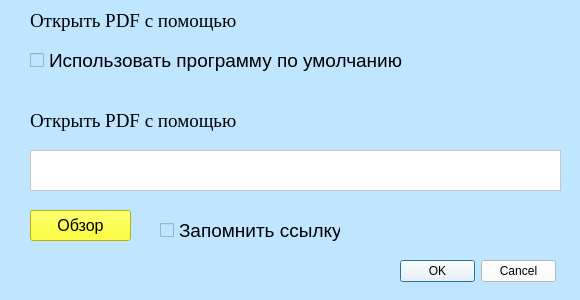
Above: patch_to_PDF_form.ui from EfimTishkovski/Draw_storage before the change. Below: the same form after it.
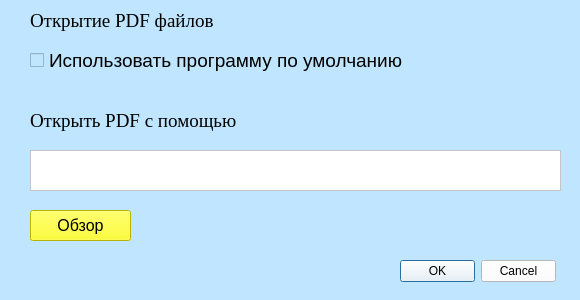
That is the form after the change. Icons and pictures are not drawn.

Commit message: Работа над выбором программы для открытия pdf файлов. Почти завершено, может сделать загрузку настроек при запуске программы?

Patch:
```diff
--- a/patch_to_PDF_form.ui
+++ b/patch_to_PDF_form.ui
@@ -70,7 +70,7 @@
     <string notr="true">font: 14pt &quot;Times New Roman&quot;;</string>
    </property>
    <property name="text">
-    <string>Открыть PDF с помощью</string>
+    <string>Открытие PDF файлов</string>
    </property>
   </widget>
   <widget class="QPushButton" name="overview_pushButton">
@@ -99,24 +99,6 @@
     <string>Обзор</string>
    </property>
   </widget>
-  <widget class="QCheckBox" name="memory_link_checkBox">
-   <property name="geometry">
-    <rect>
-     <x>160</x>
-     <y>210</y>
-     <width>181</width>
-     <height>41</height>
-    </rect>
-   </property>
-   <property name="font">
-    <font>
-     <pointsize>14</pointsize>
-    </font>
-   </property>
-   <property name="text">
-    <string>Запомнить ссылку</string>
-   </property>
-  </widget>
   <widget class="QCheckBox" name="main_checkBox">
    <property name="geometry">
     <rect>
```
The commit also changes 4 other files.
